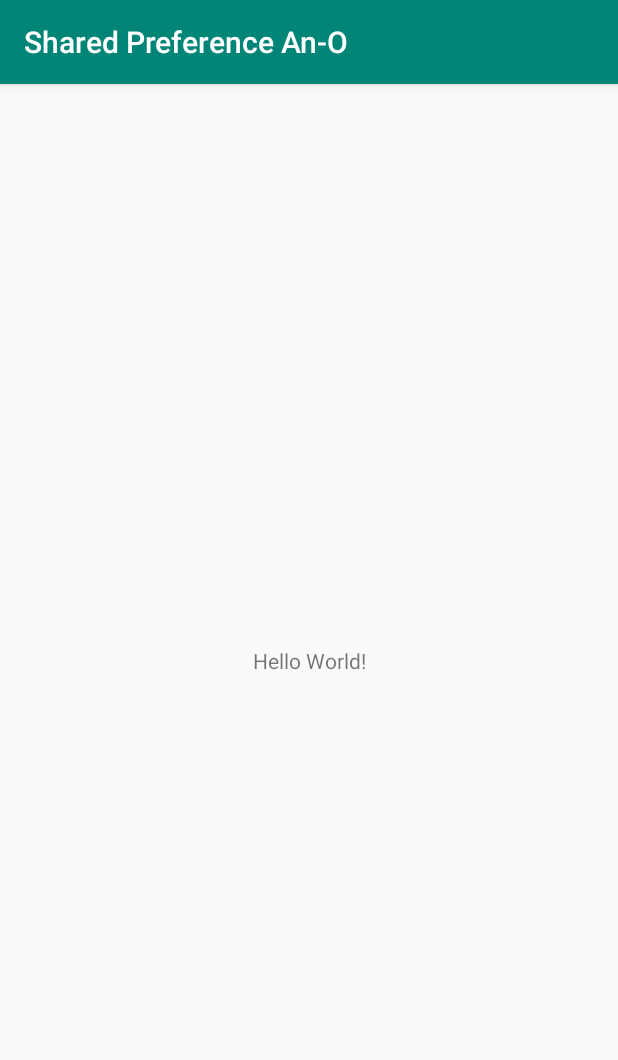
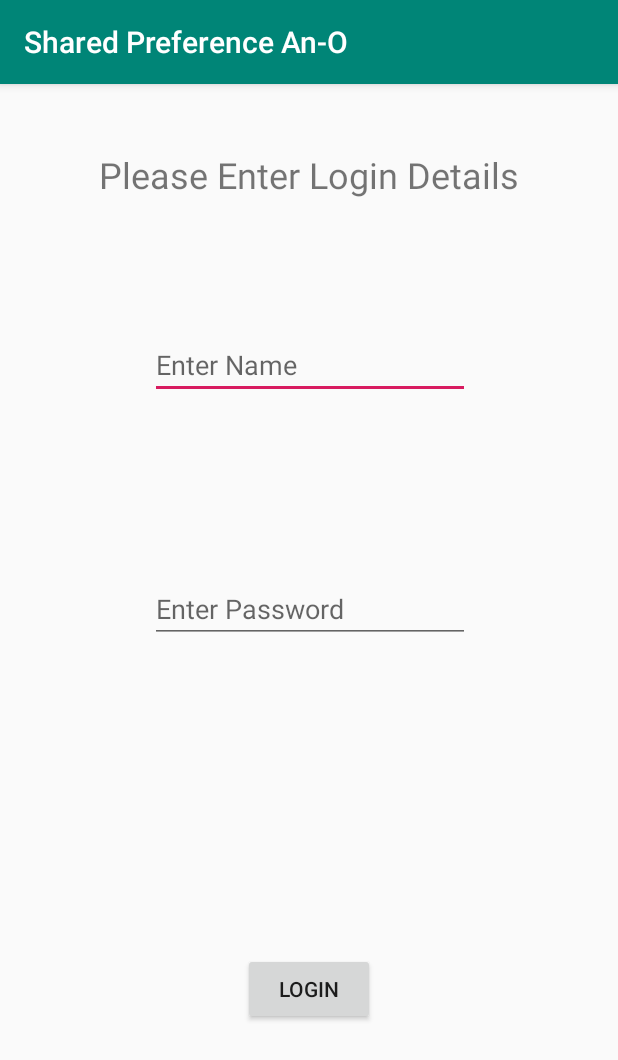
Before and after one commit to emonkhalid/SharedPreferenceAnO, an Android app: the screen it shows after launch (MainActivity before the commit, Login after it), on a phone screen of 412 x 824 dp. Shown: the top 1060 px of the screen. Run offline under Robolectric (Android 15) with nearby library versions, the phone set to English and light mode, and no system bars.

Commit message:
-Simple Login and Dash Board Activity (MainActivity) has been created with layouts. -Launch Activity has benn changed from MainActivity to Login Activity.

```diff
--- a/app/src/main/AndroidManifest.xml
+++ b/app/src/main/AndroidManifest.xml
@@ -10,6 +10,9 @@
         android:supportsRtl="true"
         android:theme="@style/AppTheme" >
         <activity android:name=".MainActivity" >
+
+        </activity>
+        <activity android:name=".Login">
             <intent-filter>
                 <action android:name="android.intent.action.MAIN" />
 
--- /dev/null
+++ b/app/src/main/java/com/example/user/sharedpreferencean_o/Login.java
@@ -0,0 +1,27 @@
+package com.example.user.sharedpreferencean_o;
+
+import android.content.Intent;
+import android.os.Bundle;
+import android.support.v7.app.AppCompatActivity;
+import android.view.View;
+import android.widget.Button;
+import android.widget.Toast;
+
+public class Login extends AppCompatActivity {
+
+    Button btlogin;
+    @Override
+    protected void onCreate(Bundle savedInstanceState) {
+        super.onCreate(savedInstanceState);
+        setContentView(R.layout.login);
+
+        btlogin = findViewById(R.id.button2);
+    }
+
+
+    public void loginBtnClicked(View view){
+        //Toast.makeText(this,"hljdkjlds",Toast.LENGTH_LONG).show();
+        Intent intent = new Intent(getApplicationContext(),MainActivity.class);
+        startActivity(intent);
+    }
+}
--- a/app/src/main/java/com/example/user/sharedpreferencean_o/MainActivity.java
+++ b/app/src/main/java/com/example/user/sharedpreferencean_o/MainActivity.java
@@ -1,13 +1,24 @@
 package com.example.user.sharedpreferencean_o;
 
+import android.content.Intent;
 import android.support.v7.app.AppCompatActivity;
 import android.os.Bundle;
+import android.widget.Button;
+import android.widget.EditText;
 
 public class MainActivity extends AppCompatActivity {
+
+    EditText etUser,etPassword;
+    Button btLogout;
 
     @Override
     protected void onCreate(Bundle savedInstanceState) {
         super.onCreate(savedInstanceState);
         setContentView(R.layout.activity_main);
+
+        btLogout = findViewById(R.id.button);
     }
+
+
+
 }
--- a/app/src/main/res/layout/activity_main.xml
+++ b/app/src/main/res/layout/activity_main.xml
@@ -10,10 +10,31 @@
     <TextView
         android:layout_width="wrap_content"
         android:layout_height="wrap_content"
-        android:text="Hello World!"
+        android:layout_marginTop="8dp"
+        android:text="Dash Board"
+        android:textSize="30sp"
         app:layout_constraintBottom_toBottomOf="parent"
+        app:layout_constraintHorizontal_bias="0.502"
         app:layout_constraintLeft_toLeftOf="parent"
         app:layout_constraintRight_toRightOf="parent"
-        app:layout_constraintTop_toTopOf="parent" />
+        app:layout_constraintTop_toTopOf="parent"
+        app:layout_constraintVertical_bias="0.053" />
+
+    <Button
+        android:id="@+id/button"
+        android:layout_width="wrap_content"
+        android:layout_height="wrap_content"
+        android:layout_marginStart="8dp"
+        android:layout_marginLeft="8dp"
+        android:layout_marginTop="8dp"
+        android:layout_marginEnd="8dp"
+        android:layout_marginRight="8dp"
+        android:layout_marginBottom="8dp"
+        android:text="Log Out"
+        app:layout_constraintBottom_toBottomOf="parent"
+        app:layout_constraintEnd_toEndOf="parent"
+        app:layout_constraintStart_toStartOf="parent"
+        app:layout_constraintTop_toTopOf="parent"
+        app:layout_constraintVertical_bias="0.941" />
 
 </android.support.constraint.ConstraintLayout>
--- /dev/null
+++ b/app/src/main/res/layout/login.xml
@@ -0,0 +1,87 @@
+<?xml version="1.0" encoding="utf-8"?>
+<android.support.constraint.ConstraintLayout
+    xmlns:android="http://schemas.android.com/apk/res/android"
+    xmlns:app="http://schemas.android.com/apk/res-auto"
+    xmlns:tools="http://schemas.android.com/tools"
+    android:layout_width="match_parent"
+    android:layout_height="match_parent">
+
+    <TextView
+        android:id="@+id/editText"
+        android:layout_width="wrap_content"
+        android:layout_height="wrap_content"
+        android:layout_marginStart="8dp"
+        android:layout_marginLeft="8dp"
+        android:layout_marginTop="8dp"
+        android:layout_marginEnd="8dp"
+        android:layout_marginRight="8dp"
+        android:layout_marginBottom="8dp"
+        android:ems="10"
+        android:inputType="textPersonName"
+        android:text="Please Enter Login Details"
+        android:textSize="24sp"
+        app:layout_constraintBottom_toBottomOf="parent"
+        app:layout_constraintEnd_toEndOf="parent"
+        app:layout_constraintHorizontal_bias="0.502"
+        app:layout_constraintStart_toStartOf="parent"
+        app:layout_constraintTop_toTopOf="parent"
+        app:layout_constraintVertical_bias="0.05" />
+
+    <EditText
+        android:id="@+id/editText2"
+        android:layout_width="wrap_content"
+        android:layout_height="wrap_content"
+        android:layout_marginStart="8dp"
+        android:layout_marginLeft="8dp"
+        android:layout_marginTop="8dp"
+        android:layout_marginEnd="8dp"
+        android:layout_marginRight="8dp"
+        android:layout_marginBottom="8dp"
+        android:ems="10"
+        android:hint="Enter Name"
+        android:inputType="textPersonName"
+        app:layout_constraintBottom_toBottomOf="parent"
+        app:layout_constraintEnd_toEndOf="parent"
+        app:layout_constraintHorizontal_bias="0.503"
+        app:layout_constraintStart_toStartOf="parent"
+        app:layout_constraintTop_toTopOf="parent"
+        app:layout_constraintVertical_bias="0.222" />
+
+    <EditText
+        android:id="@+id/editText3"
+        android:layout_width="wrap_content"
+        android:layout_height="wrap_content"
+        android:layout_marginStart="8dp"
+        android:layout_marginLeft="8dp"
+        android:layout_marginTop="8dp"
+        android:layout_marginEnd="8dp"
+        android:layout_marginRight="8dp"
+        android:layout_marginBottom="8dp"
+        android:ems="10"
+        android:hint="Enter Password"
+        android:inputType="textPersonName"
+        app:layout_constraintBottom_toBottomOf="parent"
+        app:layout_constraintEnd_toEndOf="parent"
+        app:layout_constraintHorizontal_bias="0.503"
+        app:layout_constraintStart_toStartOf="parent"
+        app:layout_constraintTop_toTopOf="parent"
+        app:layout_constraintVertical_bias="0.452" />
+
+    <Button
+        android:id="@+id/button2"
+        android:layout_width="wrap_content"
+        android:layout_height="wrap_content"
+        android:layout_marginStart="8dp"
+        android:layout_marginLeft="8dp"
+        android:layout_marginTop="8dp"
+        android:layout_marginEnd="8dp"
+        android:layout_marginRight="8dp"
+        android:layout_marginBottom="8dp"
+        android:onClick="loginBtnClicked"
+        android:text="Login"
+        app:layout_constraintBottom_toBottomOf="parent"
+        app:layout_constraintEnd_toEndOf="parent"
+        app:layout_constraintStart_toStartOf="parent"
+        app:layout_constraintTop_toTopOf="parent"
+        app:layout_constraintVertical_bias="0.812" />
+</android.support.constraint.ConstraintLayout>
```
